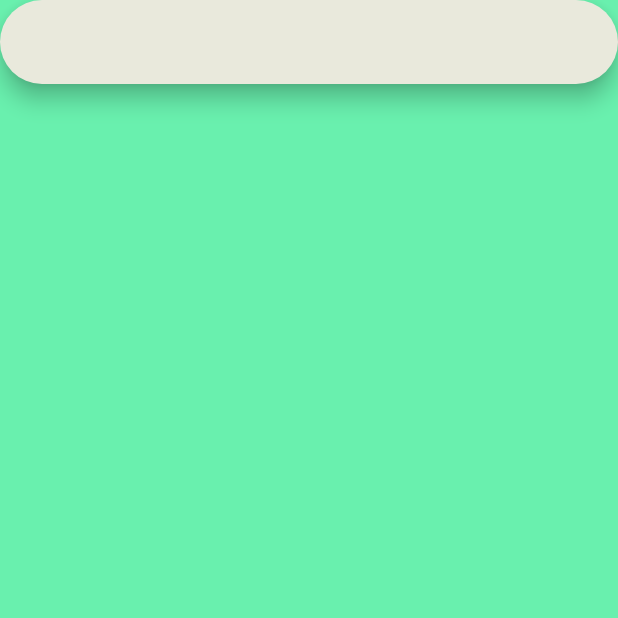
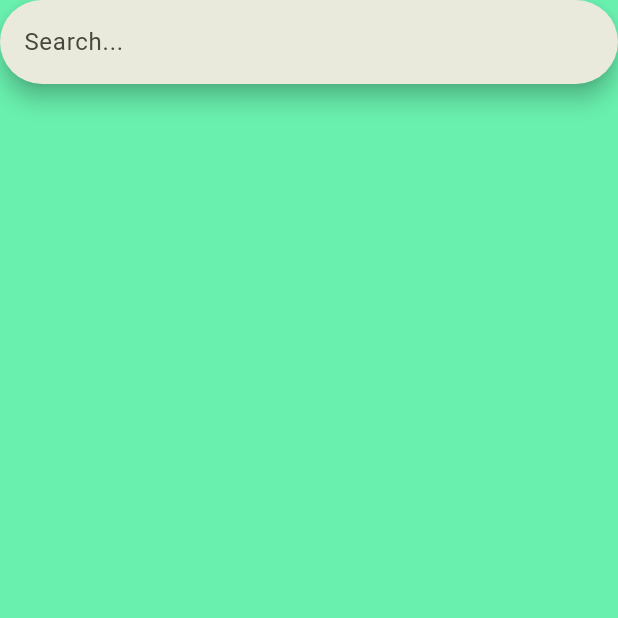
Before and after one commit to webeautiful/flutter_starter, a Flutter app: the screen it shows after launch, on a phone screen of 412 x 824 dp, the top half of it. Run offline on Flutter 3.47's test engine with Material 2 defaults, Android fonts, the phone set to English and light mode, and no system bars; our stand-ins replace logger.

Commit message:
feat: styles

```diff
--- a/lib/components/custom_bottom_navigation_bar.dart
+++ b/lib/components/custom_bottom_navigation_bar.dart
@@ -1,5 +1,5 @@
 import 'package:flutter/material.dart';
-import 'package:flutter_starter/theme/root_colors.dart';
+import 'package:flutter_starter/styles/app_colors.dart';
 
 class CustomBottomNavigationBar extends StatelessWidget {
   const CustomBottomNavigationBar({
@@ -13,7 +13,7 @@ class CustomBottomNavigationBar extends StatelessWidget {
   final int currentIndex;
 
   final _defaultColor = Colors.white;
-  final _activeColor = RootColors.primary;
+  final _activeColor = AppColors.primary;
 
   Widget _buildBarItem(int index) {
     List<IconData> iconList = [
--- a/lib/components/simple_bottom_navigation_bar.dart
+++ b/lib/components/simple_bottom_navigation_bar.dart
@@ -1,5 +1,5 @@
 import 'package:flutter/material.dart';
-import 'package:flutter_starter/theme/root_colors.dart';
+import 'package:flutter_starter/styles/app_colors.dart';
 
 class SimpleBottomNavigationBar extends StatelessWidget {
   const SimpleBottomNavigationBar({
@@ -13,7 +13,7 @@ class SimpleBottomNavigationBar extends StatelessWidget {
   final int currentIndex;
 
   final _defaultColor = Colors.white;
-  final _activeColor = RootColors.primary;
+  final _activeColor = AppColors.primary;
 
   @override
   Widget build(BuildContext context) {
--- a/lib/main.dart
+++ b/lib/main.dart
@@ -1,6 +1,6 @@
 import 'package:flutter/material.dart';
 import 'package:flutter_starter/page/main/page.dart';
-import 'package:flutter_starter/theme/root_colors.dart';
+import 'package:flutter_starter/styles/app_colors.dart';
 
 void main() {
   runApp(const MyApp());
@@ -31,7 +31,7 @@ class MyApp extends StatelessWidget {
         //
         // This works for code too, not just values: Most code changes can be
         // tested with just a hot reload.
-        colorScheme: ColorScheme.fromSeed(seedColor: RootColors.primary),
+        colorScheme: ColorScheme.fromSeed(seedColor: AppColors.primary),
         useMaterial3: true,
       ),
       home: const MainPage(),
--- a/lib/page/home/page.dart
+++ b/lib/page/home/page.dart
@@ -12,7 +12,9 @@ class HomePage extends StatelessWidget {
       child: const SafeArea(
         child: Column(
           children: [
-            SearchBar(),
+            SearchBar(
+              hintText: 'Search...',
+            ),
           ],
         ),
       ),
--- a/lib/theme/root_colors.dart
+++ b/lib/styles/app_colors.dart
@@ -1,5 +1,5 @@
 import 'package:flutter/material.dart';
 
-class RootColors {
+class AppColors {
   static const Color primary = Color(0xFFDAFD60);
 }
```
